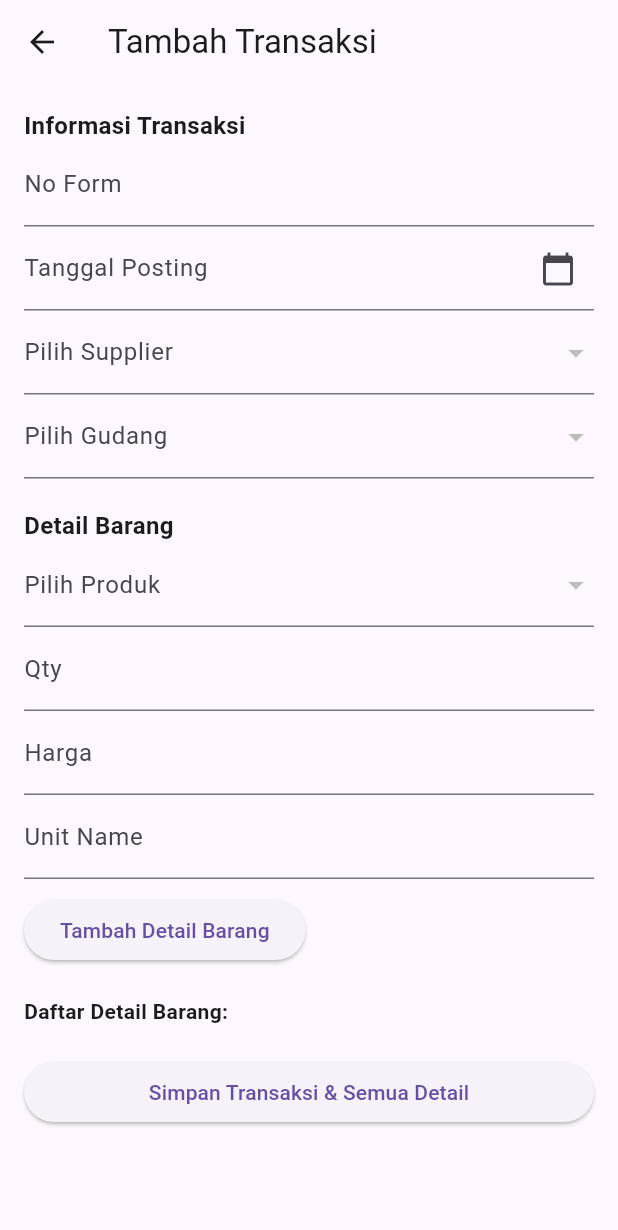
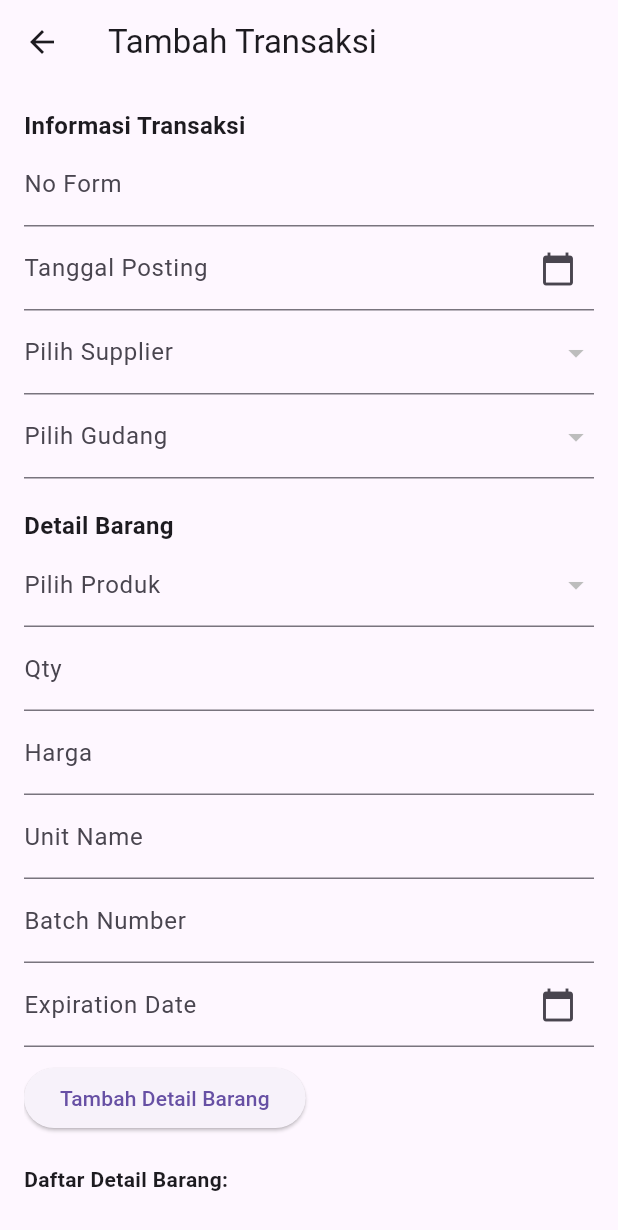
Before and after one commit to danielchristhihi/latihan_cicd, a Flutter app: the AddTransactionPage screen opened directly, on a phone screen of 412 x 824 dp. Shown: the top 1230 px of the screen. Run offline on Flutter 3.47's test engine with Material 3 defaults, Android fonts, the phone set to English and light mode, and no system bars; our stand-ins replace cloud_firestore, firebase_core, shared_preferences; accounts and stored records are empty.

Commit message:
Menambahkan field batch number untuk penerimaan dan menampilkan di product

```diff
--- a/lib/add_transaction_page.dart
+++ b/lib/add_transaction_page.dart
@@ -36,6 +36,9 @@ class _AddTransactionPageState extends State<AddTransactionPage> {
   final TextEditingController _qtyController = TextEditingController();
   final TextEditingController _priceController = TextEditingController();
   final TextEditingController _unitNameController = TextEditingController();
+  final TextEditingController _batchNumberController = TextEditingController();
+  final TextEditingController _expirationDateController = TextEditingController();
+
 
   bool _isSaving = false;
   List<Map<String, dynamic>> _details = [];
@@ -53,12 +56,16 @@ class _AddTransactionPageState extends State<AddTransactionPage> {
           'price': price,
           'subtotal': subtotal,
           'unit_name': _unitNameController.text,
+          'batch_number': _batchNumberController.text,
+          'expiration_date': _expirationDateController.text,
         });
 
         _selectedProductRef = null;
         _qtyController.clear();
         _priceController.clear();
         _unitNameController.clear();
+        _batchNumberController.clear();
+        _expirationDateController.clear();
       });
     }
   }
@@ -142,6 +149,20 @@ class _AddTransactionPageState extends State<AddTransactionPage> {
     }
   }
 
+  Future<void> _selectExpirationDate(BuildContext context) async {
+    final DateTime? picked = await showDatePicker(
+      context: context,
+      initialDate: DateTime.now(),
+      firstDate: DateTime(2000),
+      lastDate: DateTime(2100),
+    );
+    if (picked != null) {
+      setState(() {
+        _expirationDateController.text = DateFormat('yyyy-MM-dd').format(picked);
+      });
+    }
+  }
+
   Future<void> _saveTransaction() async {
     if (!_formKey.currentState!.validate() || _details.isEmpty) {
       ScaffoldMessenger.of(context).showSnackBar(
@@ -190,6 +211,8 @@ class _AddTransactionPageState extends State<AddTransactionPage> {
           'price': detail['price'],
           'subtotal': detail['subtotal'],
           'unit_name': detail['unit_name'],
+          'batch_number': detail['batch_number'],
+          'expiration_date': detail['expiration_date'],
         });
 
         // Update stok produk
@@ -325,6 +348,21 @@ class _AddTransactionPageState extends State<AddTransactionPage> {
                           decoration: InputDecoration(labelText: 'Unit Name'),
                           validator: (value) => value == null || value.isEmpty ? 'Wajib diisi' : null,
                         ),
+                        TextFormField(
+                          controller: _batchNumberController,
+                          decoration: InputDecoration(labelText: 'Batch Number'),
+                          validator: (value) => value == null || value.isEmpty ? 'Wajib diisi' : null,
+                        ),
+                        TextFormField(
+                          controller: _expirationDateController,
+                          readOnly: true,
+                          onTap: () => _selectExpirationDate(context),
+                          decoration: InputDecoration(
+                            labelText: 'Expiration Date',
+                            suffixIcon: Icon(Icons.calendar_today),
+                          ),
+                          validator: (value) => value == null || value.isEmpty ? 'Wajib diisi' : null,
+                        ),
                         SizedBox(height: 10),
                         ElevatedButton(
                           onPressed: _addDetail,
@@ -337,7 +375,10 @@ class _AddTransactionPageState extends State<AddTransactionPage> {
                   Text("Daftar Detail Barang:", style: TextStyle(fontWeight: FontWeight.bold)),
                   ..._details.map((item) => ListTile(
                     title: Text(_getProductName(item['product_ref'])),
-                        subtitle: Text('Qty: ${item['qty']} ${item['unit_name']}, Harga: ${item['price']}, Subtotal: ${item['subtotal']}'),
+                    subtitle: Text(
+                      'Batch: ${item['batch_number']}, Exp: ${item['expiration_date']}\n'
+                      'Qty: ${item['qty']} ${item['unit_name']}, Harga: ${item['price']}, Subtotal: ${item['subtotal']}',
+                    ),
                   )),
                   SizedBox(height: 20),
                   ElevatedButton(
```
Also changed, not shown: lib/products.dart (+47 -1 lines). Lines whose indentation alone changed are shown as unchanged.
